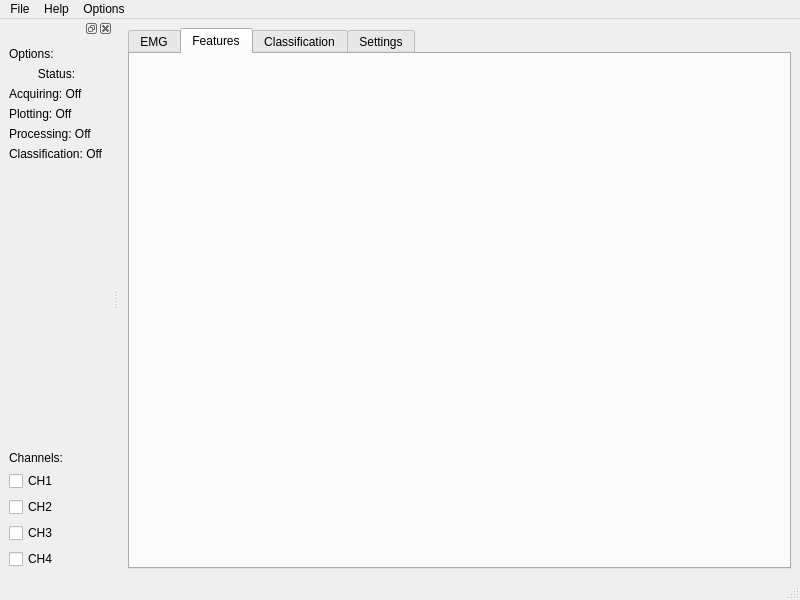
This is python-real-time-application/views/layouts/base_project_main.ui in italogsfernandes/hand as Qt 5 draws it before an edit. The edited form follows.
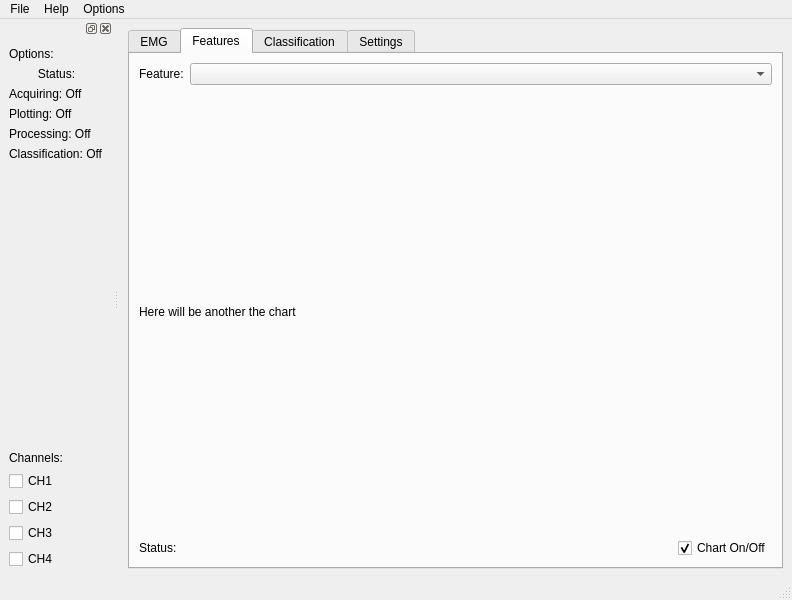
This is the edited form. The open tabs and pages were chosen to show the change.

Commit message: features_plot

Diff of the .ui file:
```diff
--- a/python-real-time-application/views/layouts/base_project_main.ui
+++ b/python-real-time-application/views/layouts/base_project_main.ui
@@ -6,7 +6,7 @@
    <rect>
     <x>0</x>
     <y>0</y>
-    <width>800</width>
+    <width>792</width>
     <height>600</height>
    </rect>
   </property>
@@ -101,6 +101,89 @@
        <attribute name="title">
         <string>Features</string>
        </attribute>
+       <layout class="QHBoxLayout" name="horizontalLayout_5">
+        <item>
+         <layout class="QVBoxLayout" name="verticalLayoutGraphStatus_features">
+          <item>
+           <layout class="QVBoxLayout" name="verticalLayoutGraph_features">
+            <item>
+             <layout class="QHBoxLayout" name="horizontalLayout_features">
+              <property name="topMargin">
+               <number>0</number>
+              </property>
+              <item>
+               <widget class="QLabel" name="label_features">
+                <property name="sizePolicy">
+                 <sizepolicy hsizetype="Fixed" vsizetype="Preferred">
+                  <horstretch>0</horstretch>
+                  <verstretch>0</verstretch>
+                 </sizepolicy>
+                </property>
+                <property name="text">
+                 <string>Feature:</string>
+                </property>
+               </widget>
+              </item>
+              <item>
+               <widget class="QComboBox" name="cb_features">
+                <property name="editable">
+                 <bool>false</bool>
+                </property>
+                <property name="currentIndex">
+                 <number>-1</number>
+                </property>
+               </widget>
+              </item>
+             </layout>
+            </item>
+            <item>
+             <widget class="QLabel" name="label_replace_features">
+              <property name="sizePolicy">
+               <sizepolicy hsizetype="Expanding" vsizetype="Expanding">
+                <horstretch>0</horstretch>
+                <verstretch>0</verstretch>
+               </sizepolicy>
+              </property>
+              <property name="text">
+               <string>Here will be another the chart</string>
+              </property>
+             </widget>
+            </item>
+           </layout>
+          </item>
+          <item>
+           <layout class="QHBoxLayout" name="horizontalLayout_status_features">
+            <property name="topMargin">
+             <number>0</number>
+            </property>
+            <item>
+             <widget class="QLabel" name="lbl_status_features">
+              <property name="sizePolicy">
+               <sizepolicy hsizetype="Expanding" vsizetype="Preferred">
+                <horstretch>0</horstretch>
+                <verstretch>0</verstretch>
+               </sizepolicy>
+              </property>
+              <property name="text">
+               <string>Status:</string>
+              </property>
+             </widget>
+            </item>
+            <item>
+             <widget class="QCheckBox" name="cb_chart_features_on_off">
+              <property name="text">
+               <string>Chart On/Off</string>
+              </property>
+              <property name="checked">
+               <bool>true</bool>
+              </property>
+             </widget>
+            </item>
+           </layout>
+          </item>
+         </layout>
+        </item>
+       </layout>
       </widget>
       <widget class="QWidget" name="tab_classification">
        <attribute name="title">
@@ -121,7 +204,7 @@
     <rect>
      <x>0</x>
      <y>0</y>
-     <width>800</width>
+     <width>792</width>
      <height>25</height>
     </rect>
    </property>
```
Left out of the diff: 2 changed lines with no effect on the pictures. The commit also changes 4 other files.
